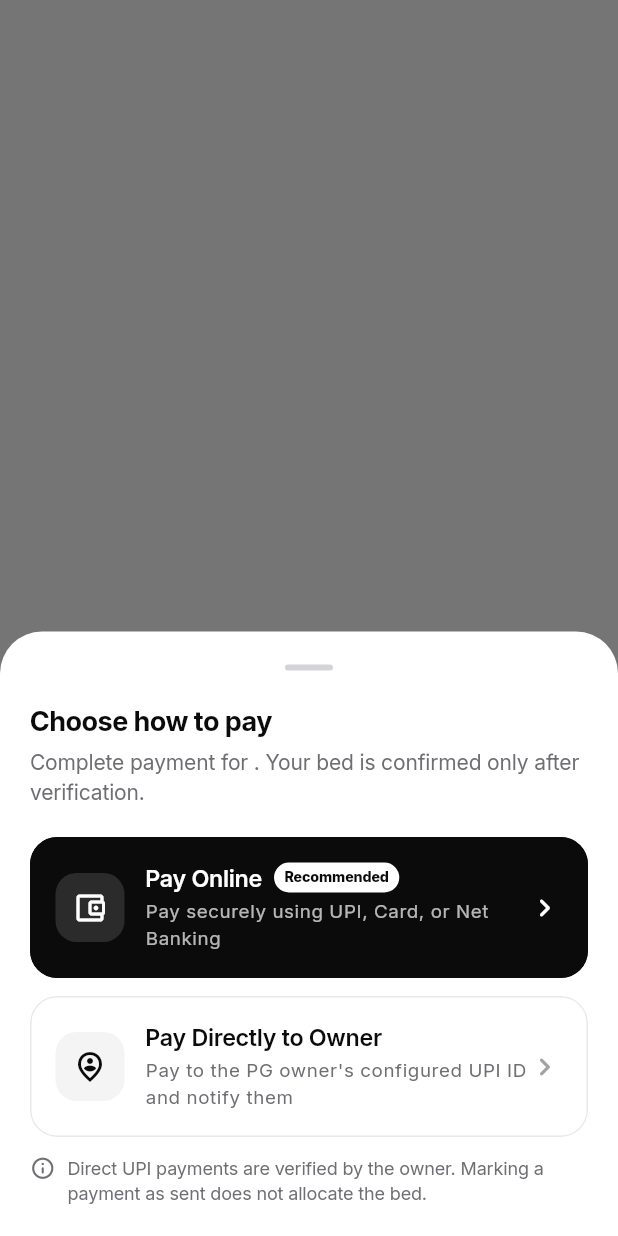
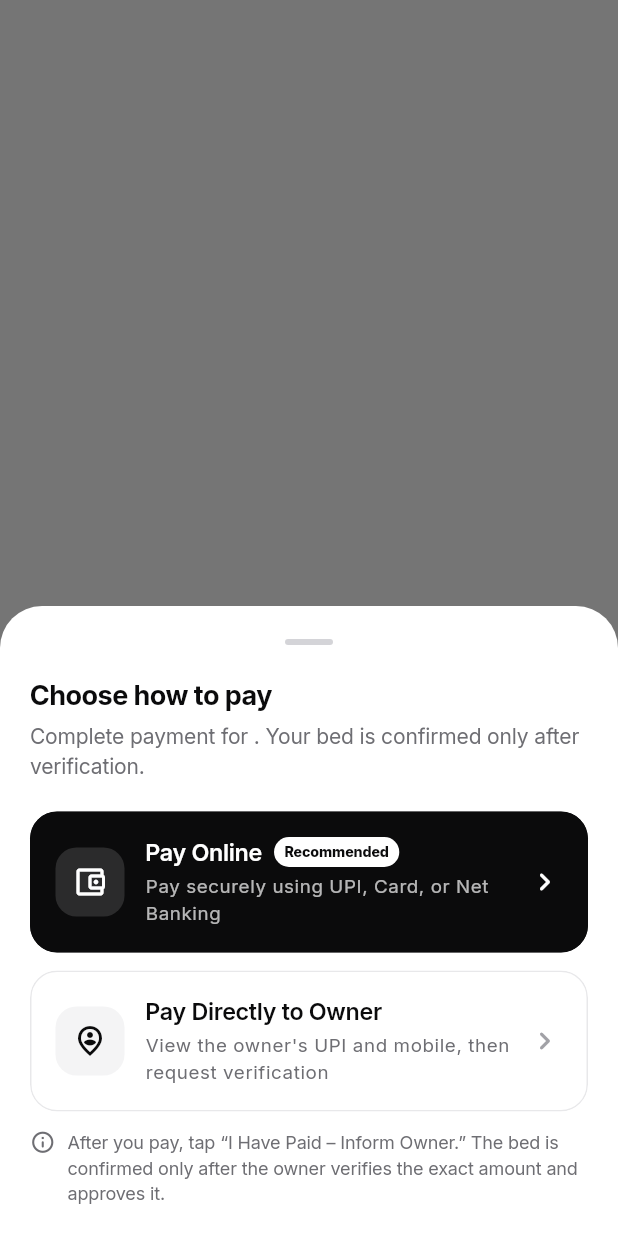
Before and after one commit to Blujaytech/hi-pg, a Flutter app: what showBookingPaymentChoice() shows on an empty page, opened directly with empty values, on a phone screen of 412 x 824 dp. Run offline on Flutter 3.47's test engine with Material 3 defaults, Android fonts, the light colour scheme and no system bars; our stand-ins replace dio, flutter_secure_storage, go_router, google_maps_flutter, google_sign_in; missing offline and left inert: razorpay_flutter; accounts and stored records are empty; network calls fail.

Commit message:
fix(payment): keep owner payment flow visible

```diff
--- a/mobile/lib/student/discovery/pg_details_screen.dart
+++ b/mobile/lib/student/discovery/pg_details_screen.dart
@@ -386,7 +386,11 @@ class _PgDetailsScreenState extends State<PgDetailsScreen> {
     );
     if (confirmed != true || !mounted) return;
 
-    final pg = await _future;
+    // Re-read immediately before checkout. Direct payment is configured by
+    // the owner per PG and may have changed while this details page was open;
+    // using the page's original Future made the payment method disappear
+    // until the customer manually refreshed or reopened the property.
+    final pg = await _repository.getDetails(widget.pgId);
     if (!mounted) return;
     final paymentChoice = await showBookingPaymentChoice(
       context,
--- a/mobile/lib/student/payment/payment_choice_sheet.dart
+++ b/mobile/lib/student/payment/payment_choice_sheet.dart
@@ -46,32 +46,55 @@ Future<BookingPaymentChoice?> showBookingPaymentChoice(
             onTap: () =>
                 Navigator.pop(sheetContext, BookingPaymentChoice.online),
           ),
-          if (directOwnerAvailable) ...[
           const SizedBox(height: 12),
           _PaymentChoiceCard(
             icon: Icons.person_pin_circle_outlined,
             title: 'Pay Directly to Owner',
-              subtitle:
-                  "Pay to the PG owner's configured UPI ID and notify them",
-              onTap: () =>
-                  Navigator.pop(sheetContext, BookingPaymentChoice.directOwner),
+            subtitle: directOwnerAvailable
+                ? "View the owner's UPI and mobile, then request verification"
+                : 'This PG owner has not enabled direct payment yet',
+            availabilityLabel:
+                directOwnerAvailable ? null : 'Owner setup pending',
+            available: directOwnerAvailable,
+            onTap: () {
+              if (directOwnerAvailable) {
+                Navigator.pop(sheetContext, BookingPaymentChoice.directOwner);
+                return;
+              }
+              showDialog<void>(
+                context: sheetContext,
+                builder: (dialogContext) => AlertDialog(
+                  title: const Text('Direct payment is not enabled'),
+                  content: const Text(
+                    'The owner must enable Direct Payment from their property Payments screen after completing the required verification. Once enabled, you will see the owner payment details and can send a verification request.',
+                  ),
+                  actions: [
+                    TextButton(
+                      onPressed: () => Navigator.pop(dialogContext),
+                      child: const Text('OK'),
+                    ),
+                  ],
+                ),
+              );
+            },
           ),
           const SizedBox(height: 12),
-            const Row(
+          Row(
             crossAxisAlignment: CrossAxisAlignment.start,
             children: [
-                Icon(Icons.info_outline_rounded,
+              const Icon(Icons.info_outline_rounded,
                   size: 17, color: AppColors.muted),
-                SizedBox(width: 8),
+              const SizedBox(width: 8),
               Expanded(
                 child: Text(
-                    'Direct UPI payments are verified by the owner. Marking a payment as sent does not allocate the bed.',
-                    style: TextStyle(color: AppColors.muted, fontSize: 12),
+                  directOwnerAvailable
+                      ? 'After you pay, tap “I Have Paid – Inform Owner.” The bed is confirmed only after the owner verifies the exact amount and approves it.'
+                      : 'Direct payment details are private and appear only after the owner enables this method and you create a booking hold.',
+                  style: const TextStyle(color: AppColors.muted, fontSize: 12),
                 ),
               ),
             ],
           ),
-          ],
         ],
       ),
     ),
@@ -83,6 +106,8 @@ class _PaymentChoiceCard extends StatelessWidget {
   final String title;
   final String subtitle;
   final bool recommended;
+  final bool available;
+  final String? availabilityLabel;
   final VoidCallback onTap;
 
   const _PaymentChoiceCard({
@@ -90,13 +115,19 @@ class _PaymentChoiceCard extends StatelessWidget {
     required this.title,
     required this.subtitle,
     this.recommended = false,
+    this.available = true,
+    this.availabilityLabel,
     required this.onTap,
   });
 
   @override
   Widget build(BuildContext context) {
     return Material(
-      color: recommended ? AppColors.ink : AppColors.surface,
+      color: recommended
+          ? AppColors.ink
+          : available
+              ? AppColors.surface
+              : AppColors.fill,
       shape: RoundedRectangleBorder(
         borderRadius: BorderRadius.circular(18),
         side: BorderSide(
@@ -161,6 +192,29 @@ class _PaymentChoiceCard extends StatelessWidget {
                             ),
                           ),
                         ],
+                        if (availabilityLabel != null) ...[
+                          const SizedBox(width: 8),
+                          Flexible(
+                            child: Container(
+                              padding: const EdgeInsets.symmetric(
+                                  horizontal: 7, vertical: 3),
+                              decoration: BoxDecoration(
+                                color: AppColors.surface,
+                                borderRadius: BorderRadius.circular(999),
+                                border: Border.all(color: AppColors.border),
+                              ),
+                              child: Text(
+                                availabilityLabel!,
+                                overflow: TextOverflow.ellipsis,
+                                style: const TextStyle(
+                                  color: AppColors.muted,
+                                  fontSize: 9.5,
+                                  fontWeight: FontWeight.w700,
+                                ),
+                              ),
+                            ),
+                          ),
+                        ],
                       ],
                     ),
                     const SizedBox(height: 4),
```
Also changed, not shown: 1 other file. Lines whose indentation alone changed are shown as unchanged.
